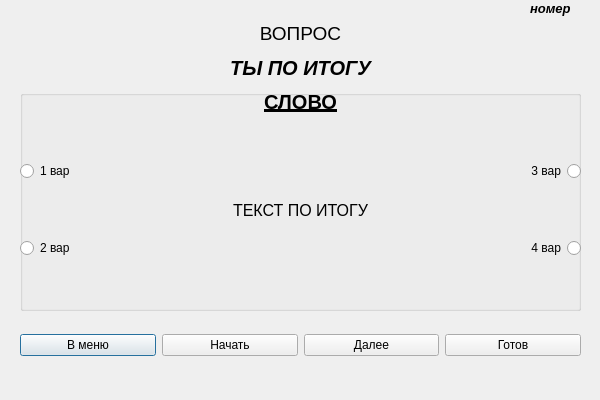
timowka0304/Word-Flow, file Word-Flow/testall.ui: the form before one commit.
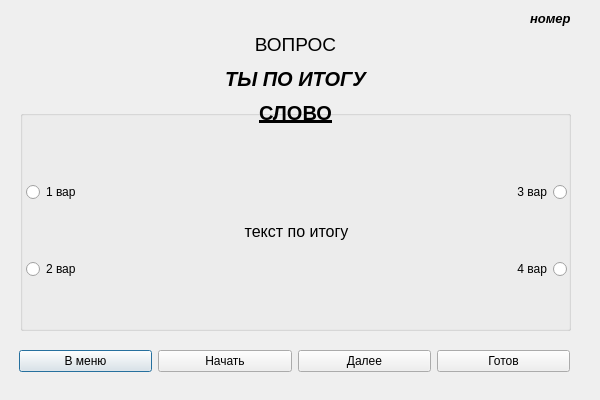
The form after the commit.

Commit message: Changed forms geometry

What changed in the file:
```diff
--- a/Word-Flow/testall.ui
+++ b/Word-Flow/testall.ui
@@ -13,114 +13,33 @@
   <property name="windowTitle">
    <string>Dialog</string>
   </property>
-  <widget class="QLabel" name="number_of_page">
-   <property name="geometry">
-    <rect>
-     <x>530</x>
-     <y>0</y>
-     <width>54</width>
-     <height>17</height>
-    </rect>
-   </property>
-   <property name="font">
-    <font>
-     <pointsize>10</pointsize>
-     <weight>75</weight>
-     <italic>true</italic>
-     <bold>true</bold>
-    </font>
-   </property>
-   <property name="text">
-    <string>номер</string>
-   </property>
-  </widget>
-  <widget class="QWidget" name="verticalLayoutWidget">
-   <property name="geometry">
-    <rect>
-     <x>20</x>
-     <y>19</y>
-     <width>561</width>
-     <height>97</height>
-    </rect>
-   </property>
-   <layout class="QVBoxLayout" name="verticalLayout">
-    <item>
-     <widget class="QLabel" name="text_question">
-      <property name="font">
-       <font>
-        <pointsize>14</pointsize>
-       </font>
-      </property>
-      <property name="text">
-       <string>ВОПРОС</string>
-      </property>
-      <property name="alignment">
-       <set>Qt::AlignCenter</set>
-      </property>
-     </widget>
-    </item>
-    <item>
-     <widget class="QLabel" name="mark_text">
-      <property name="font">
-       <font>
-        <pointsize>15</pointsize>
-        <weight>75</weight>
-        <italic>true</italic>
-        <bold>true</bold>
-       </font>
-      </property>
-      <property name="text">
-       <string>ТЫ ПО ИТОГУ</string>
-      </property>
-      <property name="alignment">
-       <set>Qt::AlignCenter</set>
-      </property>
-     </widget>
-    </item>
-    <item>
-     <widget class="QLabel" name="text_word">
-      <property name="font">
-       <font>
-        <pointsize>15</pointsize>
-        <weight>75</weight>
-        <bold>true</bold>
-        <underline>true</underline>
-       </font>
-      </property>
-      <property name="text">
-       <string>СЛОВО</string>
-      </property>
-      <property name="alignment">
-       <set>Qt::AlignCenter</set>
-      </property>
-     </widget>
-    </item>
-   </layout>
-  </widget>
   <widget class="QGroupBox" name="groupBox">
    <property name="geometry">
     <rect>
      <x>20</x>
-     <y>90</y>
-     <width>561</width>
+     <y>110</y>
+     <width>551</width>
      <height>221</height>
     </rect>
    </property>
    <property name="title">
     <string/>
    </property>
-   <widget class="QWidget" name="">
+   <property name="checkable">
+    <bool>false</bool>
+   </property>
+   <widget class="QWidget" name="layoutWidget">
     <property name="geometry">
      <rect>
-      <x>0</x>
-      <y>20</y>
-      <width>561</width>
+      <x>6</x>
+      <y>21</y>
+      <width>541</width>
       <height>201</height>
      </rect>
     </property>
     <layout class="QHBoxLayout" name="horizontalLayout">
      <item>
-      <layout class="QVBoxLayout" name="verticalLayout_3">
+      <layout class="QVBoxLayout" name="verticalLayout">
        <item>
         <widget class="QRadioButton" name="word_1">
          <property name="text">
@@ -139,17 +58,47 @@
      </item>
      <item>
       <widget class="QLabel" name="msg_text">
+       <property name="sizePolicy">
+        <sizepolicy hsizetype="Preferred" vsizetype="Preferred">
+         <horstretch>1</horstretch>
+         <verstretch>0</verstretch>
+        </sizepolicy>
+       </property>
+       <property name="minimumSize">
+        <size>
+         <width>0</width>
+         <height>0</height>
+        </size>
+       </property>
+       <property name="sizeIncrement">
+        <size>
+         <width>0</width>
+         <height>0</height>
+        </size>
+       </property>
        <property name="font">
         <font>
          <pointsize>12</pointsize>
         </font>
        </property>
+       <property name="layoutDirection">
+        <enum>Qt::LeftToRight</enum>
+       </property>
+       <property name="autoFillBackground">
+        <bool>false</bool>
+       </property>
+       <property name="frameShape">
+        <enum>QFrame::NoFrame</enum>
+       </property>
        <property name="text">
-        <string>ТЕКСТ ПО ИТОГУ</string>
+        <string>текст по итогу</string>
        </property>
        <property name="alignment">
         <set>Qt::AlignCenter</set>
        </property>
+       <property name="wordWrap">
+        <bool>true</bool>
+       </property>
       </widget>
      </item>
      <item>
@@ -179,13 +128,13 @@
     </layout>
    </widget>
   </widget>
-  <widget class="QWidget" name="">
+  <widget class="QWidget" name="layoutWidget_2">
    <property name="geometry">
     <rect>
-     <x>20</x>
-     <y>310</y>
-     <width>561</width>
-     <height>71</height>
+     <x>19</x>
+     <y>336</y>
+     <width>551</width>
+     <height>51</height>
     </rect>
    </property>
    <layout class="QHBoxLayout" name="horizontalLayout_2">
@@ -219,6 +168,94 @@
     </item>
    </layout>
   </widget>
+  <widget class="QLabel" name="number_of_page">
+   <property name="geometry">
+    <rect>
+     <x>530</x>
+     <y>10</y>
+     <width>54</width>
+     <height>17</height>
+    </rect>
+   </property>
+   <property name="font">
+    <font>
+     <pointsize>10</pointsize>
+     <weight>75</weight>
+     <italic>true</italic>
+     <bold>true</bold>
+    </font>
+   </property>
+   <property name="text">
+    <string>номер</string>
+   </property>
+  </widget>
+  <widget class="QWidget" name="layoutWidget_3">
+   <property name="geometry">
+    <rect>
+     <x>20</x>
+     <y>30</y>
+     <width>551</width>
+     <height>97</height>
+    </rect>
+   </property>
+   <layout class="QVBoxLayout" name="verticalLayout_3">
+    <item>
+     <widget class="QLabel" name="text_question">
+      <property name="font">
+       <font>
+        <pointsize>14</pointsize>
+        <italic>false</italic>
+       </font>
+      </property>
+      <property name="text">
+       <string>ВОПРОС</string>
+      </property>
+      <property name="alignment">
+       <set>Qt::AlignCenter</set>
+      </property>
+     </widget>
+    </item>
+    <item>
+     <widget class="QLabel" name="mark_text">
+      <property name="font">
+       <font>
+        <pointsize>15</pointsize>
+        <weight>75</weight>
+        <italic>true</italic>
+        <bold>true</bold>
+       </font>
+      </property>
+      <property name="text">
+       <string>ТЫ ПО ИТОГУ</string>
+      </property>
+      <property name="alignment">
+       <set>Qt::AlignCenter</set>
+      </property>
+      <property name="wordWrap">
+       <bool>true</bool>
+      </property>
+     </widget>
+    </item>
+    <item>
+     <widget class="QLabel" name="text_word">
+      <property name="font">
+       <font>
+        <pointsize>15</pointsize>
+        <weight>75</weight>
+        <bold>true</bold>
+        <underline>true</underline>
+       </font>
+      </property>
+      <property name="text">
+       <string>СЛОВО</string>
+      </property>
+      <property name="alignment">
+       <set>Qt::AlignCenter</set>
+      </property>
+     </widget>
+    </item>
+   </layout>
+  </widget>
  </widget>
  <resources/>
  <connections/>
```
Left out of the diff: 4 changed lines with no effect on the pictures. The commit also changes 3 other files.
